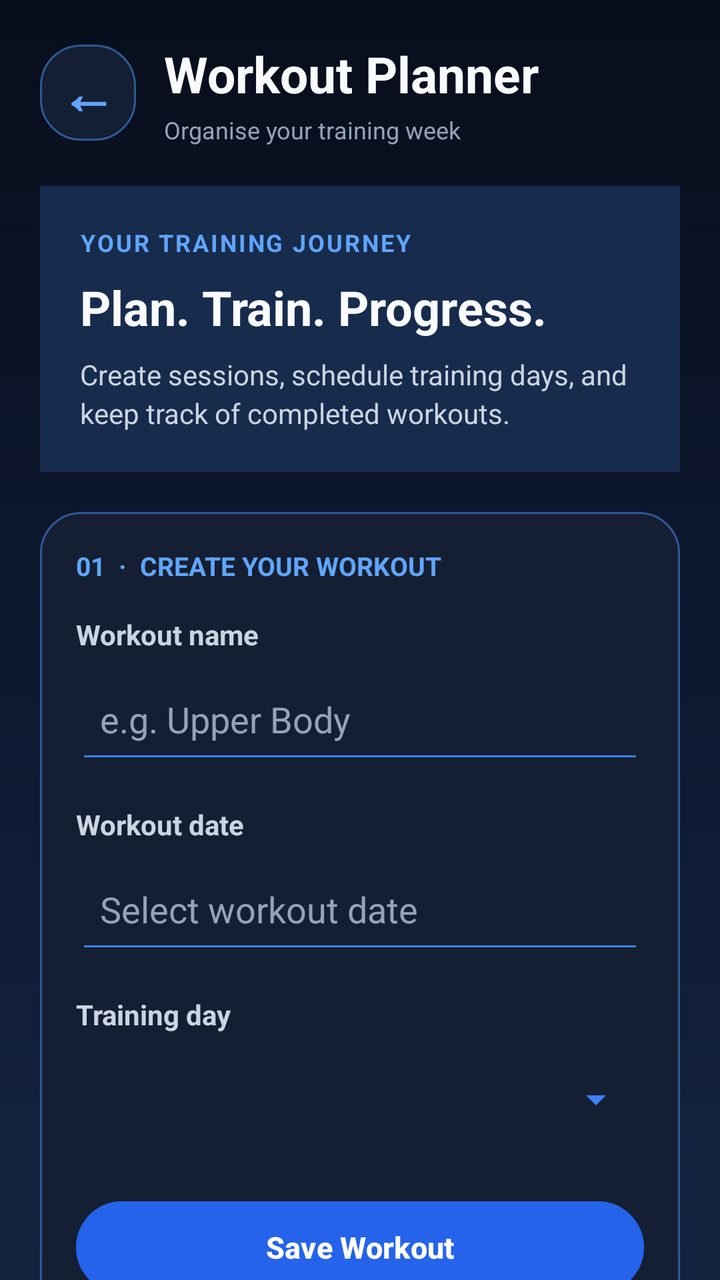
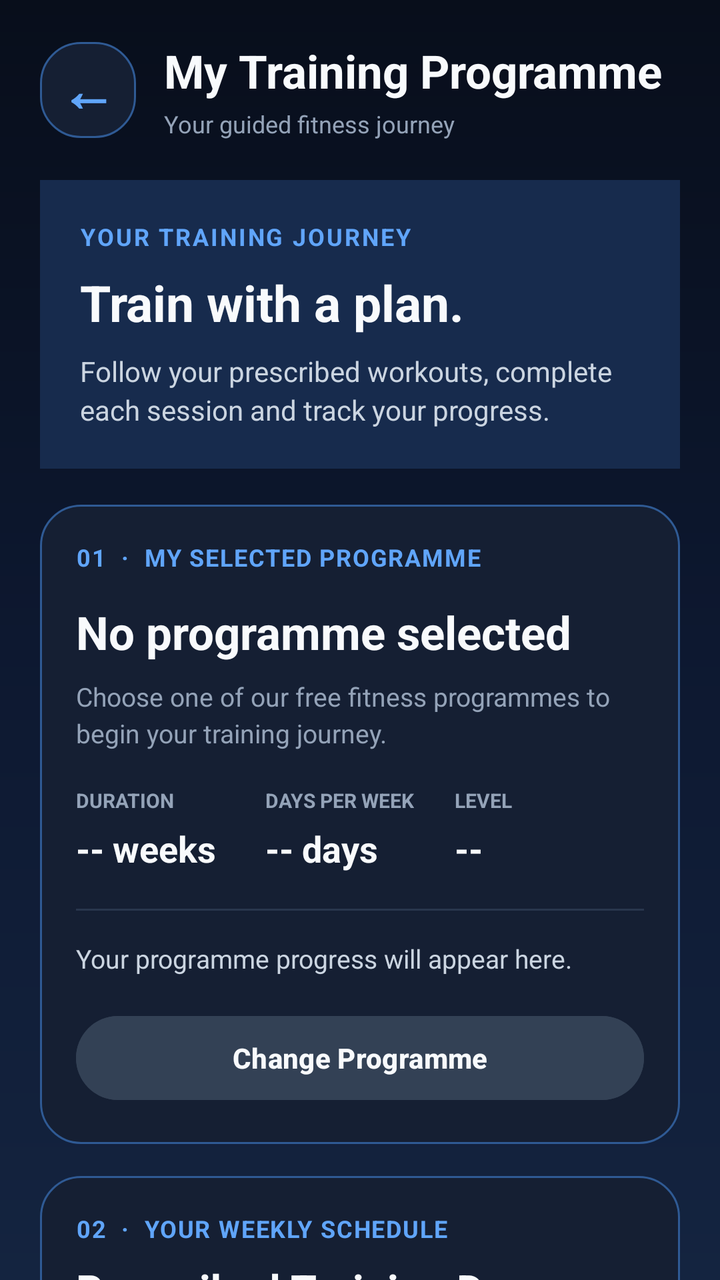

Compare the two renders of this Android layout. The source of the first and the diff that turns it into the second are given below.
<!-- AndroidManifest.xml: application theme Theme.GymTrackerPro -->
<!-- res/layout/activity_workouts.xml -->
<?xml version="1.0" encoding="utf-8"?>
<ScrollView xmlns:android="http://schemas.android.com/apk/res/android"
    android:layout_width="match_parent"
    android:layout_height="match_parent"
    android:background="@drawable/bg_midnight_gradient"
    android:fillViewport="true"
    android:scrollbars="none">

    <LinearLayout
        android:layout_width="match_parent"
        android:layout_height="wrap_content"
        android:orientation="vertical"
        android:padding="20dp">

        
        <LinearLayout
            android:layout_width="match_parent"
            android:layout_height="wrap_content"
            android:gravity="center_vertical"
            android:orientation="horizontal">

            <TextView
                android:id="@+id/buttonBackArrow"
                android:layout_width="48dp"
                android:layout_height="48dp"
                android:background="@drawable/bg_card"
                android:clickable="true"
                android:contentDescription="Back to dashboard"
                android:focusable="true"
                android:gravity="center"
                android:text="←"
                android:textColor="#60A5FA"
                android:textSize="28sp"
                android:textStyle="bold" />

            <LinearLayout
                android:layout_width="0dp"
                android:layout_height="wrap_content"
                android:layout_weight="1"
                android:layout_marginStart="14dp"
                android:orientation="vertical">

                <TextView
                    android:layout_width="match_parent"
                    android:layout_height="wrap_content"
                    android:text="Workout Planner"
                    android:textColor="#F8FAFC"
                    android:textSize="25sp"
                    android:textStyle="bold" />

                <TextView
                    android:layout_width="match_parent"
                    android:layout_height="wrap_content"
                    android:layout_marginTop="3dp"
                    android:text="Organise your training week"
                    android:textColor="#94A3B8"
                    android:textSize="12sp" />
            </LinearLayout>
        </LinearLayout>

        
        <LinearLayout
            android:layout_width="match_parent"
            android:layout_height="wrap_content"
            android:layout_marginTop="20dp"
            android:layout_marginBottom="20dp"
            android:background="#172B4D"
            android:orientation="vertical"
            android:padding="20dp">

            <TextView
                android:layout_width="match_parent"
                android:layout_height="wrap_content"
                android:text="YOUR TRAINING JOURNEY"
                android:textColor="#60A5FA"
                android:textSize="12sp"
                android:textStyle="bold"
                android:letterSpacing="0.08" />

            <TextView
                android:layout_width="match_parent"
                android:layout_height="wrap_content"
                android:layout_marginTop="8dp"
                android:text="Plan. Train. Progress."
                android:textColor="#F8FAFC"
                android:textSize="24sp"
                android:textStyle="bold" />

            <TextView
                android:layout_width="match_parent"
                android:layout_height="wrap_content"
                android:layout_marginTop="8dp"
                android:text="Create sessions, schedule training days, and keep track of completed workouts."
                android:textColor="#CBD5E1"
                android:textSize="14sp"
                android:lineSpacingExtra="3dp" />
        </LinearLayout>

        
        <LinearLayout
            android:layout_width="match_parent"
            android:layout_height="wrap_content"
            android:background="@drawable/bg_card"
            android:orientation="vertical"
            android:padding="18dp">

            <TextView
                android:layout_width="match_parent"
                android:layout_height="wrap_content"
                android:text="01  ·  CREATE YOUR WORKOUT"
                android:textColor="#60A5FA"
                android:textSize="13sp"
                android:textStyle="bold"
                android:layout_marginBottom="16dp" />

            <TextView
                android:layout_width="match_parent"
                android:layout_height="wrap_content"
                android:text="Workout name"
                android:textColor="#CBD5E1"
                android:textStyle="bold"
                android:layout_marginBottom="6dp" />

            <EditText
                android:id="@+id/editWorkoutName"
                android:layout_width="match_parent"
                android:layout_height="54dp"
                android:backgroundTint="#3B82F6"
                android:hint="e.g. Upper Body"
                android:inputType="textCapSentences"
                android:padding="12dp"
                android:singleLine="true"
                android:textColor="#F8FAFC"
                android:textColorHint="#94A3B8" />

            <TextView
                android:layout_width="match_parent"
                android:layout_height="wrap_content"
                android:layout_marginTop="16dp"
                android:layout_marginBottom="6dp"
                android:text="Workout date"
                android:textColor="#CBD5E1"
                android:textStyle="bold" />

            <EditText
                android:id="@+id/editWorkoutDate"
                android:layout_width="match_parent"
                android:layout_height="54dp"
                android:backgroundTint="#3B82F6"
                android:clickable="true"
                android:focusable="false"
                android:hint="Select workout date"
                android:padding="12dp"
                android:textColor="#F8FAFC"
                android:textColorHint="#94A3B8" />

            <TextView
                android:layout_width="match_parent"
                android:layout_height="wrap_content"
                android:layout_marginTop="16dp"
                android:layout_marginBottom="6dp"
                android:text="Training day"
                android:textColor="#CBD5E1"
                android:textStyle="bold" />

            <Spinner
                android:id="@+id/spinnerWorkoutDay"
                android:layout_width="match_parent"
                android:layout_height="54dp"
                android:backgroundTint="#3B82F6"
                android:paddingStart="10dp"
                android:paddingEnd="10dp" />

            <Button
                android:id="@+id/buttonSaveWorkout"
                android:layout_width="match_parent"
                android:layout_height="54dp"
                android:layout_marginTop="20dp"
                android:backgroundTint="#2563EB"
                android:elevation="0dp"
                android:stateListAnimator="@null"
                android:text="Save Workout"
                android:textAllCaps="false"
                android:textColor="#FFFFFF"
                android:textSize="15sp"
                android:textStyle="bold" />
        </LinearLayout>

        
        <LinearLayout
            android:layout_width="match_parent"
            android:layout_height="wrap_content"
            android:layout_marginTop="16dp"
            android:background="@drawable/bg_card"
            android:orientation="vertical"
            android:padding="18dp">

            <TextView
                android:layout_width="match_parent"
                android:layout_height="wrap_content"
                android:text="02  ·  MANAGE WORKOUTS"
                android:textColor="#60A5FA"
                android:textSize="13sp"
                android:textStyle="bold" />

            <TextView
                android:layout_width="match_parent"
                android:layout_height="wrap_content"
                android:layout_marginTop="8dp"
                android:layout_marginBottom="14dp"
                android:text="Select a saved workout to edit, mark as completed, or delete."
                android:textColor="#94A3B8"
                android:textSize="13sp" />

            <Spinner
                android:id="@+id/spinnerSelectWorkout"
                android:layout_width="match_parent"
                android:layout_height="54dp"
                android:backgroundTint="#3B82F6"
                android:paddingStart="10dp"
                android:paddingEnd="10dp" />

            <Button
                android:id="@+id/buttonEditWorkout"
                android:layout_width="match_parent"
                android:layout_height="50dp"
                android:layout_marginTop="14dp"
                android:backgroundTint="#334155"
                android:stateListAnimator="@null"
                android:text="Edit Selected Workout"
                android:textAllCaps="false"
                android:textColor="#F8FAFC"
                android:textStyle="bold" />

            <Button
                android:id="@+id/buttonToggleCompletion"
                android:layout_width="match_parent"
                android:layout_height="50dp"
                android:layout_marginTop="8dp"
                android:backgroundTint="#1D4ED8"
                android:stateListAnimator="@null"
                android:text="Toggle Completion"
                android:textAllCaps="false"
                android:textColor="#FFFFFF"
                android:textStyle="bold" />

            <Button
                android:id="@+id/buttonDeleteWorkout"
                android:layout_width="match_parent"
                android:layout_height="50dp"
                android:layout_marginTop="8dp"
                android:backgroundTint="#B91C1C"
                android:stateListAnimator="@null"
                android:text="Delete Selected Workout"
                android:textAllCaps="false"
                android:textColor="#FFFFFF"
                android:textStyle="bold" />
        </LinearLayout>

        
        <LinearLayout
            android:layout_width="match_parent"
            android:layout_height="wrap_content"
            android:layout_marginTop="16dp"
            android:background="@drawable/bg_card"
            android:orientation="vertical"
            android:padding="18dp">

            <TextView
                android:layout_width="match_parent"
                android:layout_height="wrap_content"
                android:text="03  ·  YOUR SCHEDULE"
                android:textColor="#60A5FA"
                android:textSize="13sp"
                android:textStyle="bold"
                android:letterSpacing="0.05" />

            <TextView
                android:layout_width="match_parent"
                android:layout_height="wrap_content"
                android:layout_marginTop="8dp"
                android:text="Planned sessions"
                android:textColor="#F8FAFC"
                android:textSize="21sp"
                android:textStyle="bold" />

            <TextView
                android:layout_width="match_parent"
                android:layout_height="wrap_content"
                android:layout_marginTop="5dp"
                android:layout_marginBottom="16dp"
                android:text="Your saved workouts and training days appear here."
                android:textColor="#94A3B8"
                android:textSize="13sp" />

            <View
                android:layout_width="match_parent"
                android:layout_height="1dp"
                android:background="#29364D" />

            <TextView
                android:id="@+id/textWorkoutList"
                android:layout_width="match_parent"
                android:layout_height="wrap_content"
                android:minHeight="90dp"
                android:paddingTop="16dp"
                android:paddingBottom="8dp"
                android:text="Your saved workouts will appear here."
                android:textColor="#CBD5E1"
                android:textSize="14sp"
                android:lineSpacingExtra="8dp"
                android:gravity="top"
                android:breakStrategy="simple"
                android:hyphenationFrequency="none" />
        </LinearLayout>

        
        <Button
            android:id="@+id/buttonBackHome"
            android:layout_width="match_parent"
            android:layout_height="54dp"
            android:layout_marginTop="22dp"
            android:layout_marginBottom="12dp"
            android:backgroundTint="#2563EB"
            android:stateListAnimator="@null"
            android:text="←  Back to Dashboard"
            android:textAllCaps="false"
            android:textColor="#FFFFFF"
            android:textSize="15sp"
            android:textStyle="bold" />

    </LinearLayout>
</ScrollView>
<!-- resources referenced by this layout -->
<resources>
  <!-- drawable bg_card (drawable) -->
  <?xml version="1.0" encoding="utf-8"?>
  <shape xmlns:android="http://schemas.android.com/apk/res/android" android:shape="rectangle">
      <solid android:color="@color/gt_surface" />
      <corners android:radius="20dp" />
      <stroke android:width="1dp" android:color="@color/gt_stroke" />
  </shape>
  <!-- drawable bg_midnight_gradient (drawable) -->
  <?xml version="1.0" encoding="utf-8"?>
  <shape xmlns:android="http://schemas.android.com/apk/res/android"
      android:shape="rectangle">
  
      <gradient
          android:angle="270"
          android:startColor="#080E1B"
          android:centerColor="#0D1830"
          android:endColor="#142440"
          android:type="linear" />
  
  </shape>
  <style name="Theme.GymTrackerPro" parent="Base.Theme.GymTrackerPro" />
  <color name="gt_surface">#151F33</color>
  <color name="gt_stroke">#2F5A94</color>
  <style name="Base.Theme.GymTrackerPro" parent="Theme.Material3.Dark.NoActionBar">
          <item name="colorPrimary">@color/gt_blue</item>
          <item name="colorSurface">@color/gt_surface</item>
          <item name="android:windowBackground">@color/gt_background</item>
  
          
          <item name="android:statusBarColor">@color/gt_background</item>
          <item name="android:navigationBarColor">@color/gt_background</item>
          <item name="android:windowLightStatusBar">false</item>
      </style>
  <color name="gt_blue">#60A5FA</color>
  <color name="gt_background">#0B1120</color>
</resources>

<!-- the commit's change to res/layout/activity_workouts.xml (unified diff, before → after) -->
@@ -36,23 +36,23 @@
             <LinearLayout
                 android:layout_width="0dp"
                 android:layout_height="wrap_content"
+                android:layout_marginStart="14dp"
                 android:layout_weight="1"
-                android:layout_marginStart="14dp"
                 android:orientation="vertical">
 
                 <TextView
                     android:layout_width="match_parent"
                     android:layout_height="wrap_content"
-                    android:text="Workout Planner"
+                    android:text="My Training Programme"
                     android:textColor="#F8FAFC"
-                    android:textSize="25sp"
+                    android:textSize="23sp"
                     android:textStyle="bold" />
 
                 <TextView
                     android:layout_width="match_parent"
                     android:layout_height="wrap_content"
                     android:layout_marginTop="3dp"
-                    android:text="Organise your training week"
+                    android:text="Your guided fitness journey"
                     android:textColor="#94A3B8"
                     android:textSize="12sp" />
             </LinearLayout>
@@ -63,7 +63,6 @@
             android:layout_width="match_parent"
             android:layout_height="wrap_content"
             android:layout_marginTop="20dp"
-            android:layout_marginBottom="20dp"
             android:background="#172B4D"
             android:orientation="vertical"
             android:padding="20dp">
@@ -81,16 +80,16 @@
                 android:layout_width="match_parent"
                 android:layout_height="wrap_content"
                 android:layout_marginTop="8dp"
-                android:text="Plan. Train. Progress."
-                android:textColor="#F8FAFC"
-                android:textSize="24sp"
-                android:textStyle="bold" />
-
-            <TextView
-                android:layout_width="match_parent"
-                android:layout_height="wrap_content"
-                android:layout_marginTop="8dp"
-                android:text="Create sessions, schedule training days, and keep track of completed workouts."
+                android:text="Train with a plan."
+                android:textColor="#F8FAFC"
+                android:textSize="25sp"
+                android:textStyle="bold" />
+
+            <TextView
+                android:layout_width="match_parent"
+                android:layout_height="wrap_content"
+                android:layout_marginTop="8dp"
+                android:text="Follow your prescribed workouts, complete each session and track your progress."
                 android:textColor="#CBD5E1"
                 android:textSize="14sp"
                 android:lineSpacingExtra="3dp" />
@@ -100,6 +99,7 @@
         <LinearLayout
             android:layout_width="match_parent"
             android:layout_height="wrap_content"
+            android:layout_marginTop="18dp"
             android:background="@drawable/bg_card"
             android:orientation="vertical"
             android:padding="18dp">
@@ -107,82 +107,140 @@
             <TextView
                 android:layout_width="match_parent"
                 android:layout_height="wrap_content"
-                android:text="01  ·  CREATE YOUR WORKOUT"
-                android:textColor="#60A5FA"
+                android:text="01  ·  MY SELECTED PROGRAMME"
+                android:textColor="#60A5FA"
+                android:textSize="12sp"
+                android:textStyle="bold"
+                android:letterSpacing="0.05" />
+
+            <TextView
+                android:id="@+id/textSelectedProgramTitle"
+                android:layout_width="match_parent"
+                android:layout_height="wrap_content"
+                android:layout_marginTop="14dp"
+                android:text="No programme selected"
+                android:textColor="#F8FAFC"
+                android:textSize="23sp"
+                android:textStyle="bold" />
+
+            <TextView
+                android:id="@+id/textProgramDescription"
+                android:layout_width="match_parent"
+                android:layout_height="wrap_content"
+                android:layout_marginTop="8dp"
+                android:text="Choose one of our free fitness programmes to begin your training journey."
+                android:textColor="#94A3B8"
                 android:textSize="13sp"
-                android:textStyle="bold"
-                android:layout_marginBottom="16dp" />
-
-            <TextView
-                android:layout_width="match_parent"
-                android:layout_height="wrap_content"
-                android:text="Workout name"
+                android:lineSpacingExtra="3dp" />
+
+            
+            <LinearLayout
+                android:layout_width="match_parent"
+                android:layout_height="wrap_content"
+                android:layout_marginTop="18dp"
+                android:orientation="horizontal">
+
+                <LinearLayout
+                    android:layout_width="0dp"
+                    android:layout_height="wrap_content"
+                    android:layout_weight="1"
+                    android:orientation="vertical">
+
+                    <TextView
+                        android:layout_width="wrap_content"
+                        android:layout_height="wrap_content"
+                        android:text="DURATION"
+                        android:textColor="#94A3B8"
+                        android:textSize="10sp"
+                        android:textStyle="bold" />
+
+                    <TextView
+                        android:id="@+id/textProgramDuration"
+                        android:layout_width="wrap_content"
+                        android:layout_height="wrap_content"
+                        android:layout_marginTop="5dp"
+                        android:text="-- weeks"
+                        android:textColor="#F8FAFC"
+                        android:textSize="18sp"
+                        android:textStyle="bold" />
+                </LinearLayout>
+
+                <LinearLayout
+                    android:layout_width="0dp"
+                    android:layout_height="wrap_content"
+                    android:layout_weight="1"
+                    android:orientation="vertical">
+
+                    <TextView
+                        android:layout_width="wrap_content"
+                        android:layout_height="wrap_content"
+                        android:text="DAYS PER WEEK"
+                        android:textColor="#94A3B8"
+                        android:textSize="10sp"
+                        android:textStyle="bold" />
+
+                    <TextView
+                        android:id="@+id/textProgramDays"
+                        android:layout_width="wrap_content"
+                        android:layout_height="wrap_content"
+                        android:layout_marginTop="5dp"
+                        android:text="-- days"
+                        android:textColor="#F8FAFC"
+                        android:textSize="18sp"
+                        android:textStyle="bold" />
+                </LinearLayout>
+
+                <LinearLayout
+                    android:layout_width="0dp"
+                    android:layout_height="wrap_content"
+                    android:layout_weight="1"
+                    android:orientation="vertical">
+
+                    <TextView
+                        android:layout_width="wrap_content"
+                        android:layout_height="wrap_content"
+                        android:text="LEVEL"
+                        android:textColor="#94A3B8"
+                        android:textSize="10sp"
+                        android:textStyle="bold" />
+
+                    <TextView
+                        android:id="@+id/textProgramLevel"
+                        android:layout_width="wrap_content"
+                        android:layout_height="wrap_content"
+                        android:layout_marginTop="5dp"
+                        android:text="--"
+                        android:textColor="#F8FAFC"
+                        android:textSize="18sp"
+                        android:textStyle="bold" />
+                </LinearLayout>
+            </LinearLayout>
+
+            <View
+                android:layout_width="match_parent"
+                android:layout_height="1dp"
+                android:layout_marginTop="18dp"
+                android:background="#29364D" />
+
+            <TextView
+                android:id="@+id/textProgramProgress"
+                android:layout_width="match_parent"
+                android:layout_height="wrap_content"
+                android:layout_marginTop="15dp"
+                android:text="Your programme progress will appear here."
                 android:textColor="#CBD5E1"
-                android:textStyle="bold"
-                android:layout_marginBottom="6dp" />
-
-            <EditText
-                android:id="@+id/editWorkoutName"
-                android:layout_width="match_parent"
-                android:layout_height="54dp"
-                android:backgroundTint="#3B82F6"
-                android:hint="e.g. Upper Body"
-                android:inputType="textCapSentences"
-                android:padding="12dp"
-                android:singleLine="true"
-                android:textColor="#F8FAFC"
-                android:textColorHint="#94A3B8" />
-
-            <TextView
-                android:layout_width="match_parent"
-                android:layout_height="wrap_content"
+                android:textSize="13sp" />
+
+            <Button
+                android:id="@+id/buttonChangeProgram"
+                android:layout_width="match_parent"
+                android:layout_height="50dp"
                 android:layout_marginTop="16dp"
-                android:layout_marginBottom="6dp"
-                android:text="Workout date"
-                android:textColor="#CBD5E1"
-                android:textStyle="bold" />
-
-            <EditText
-                android:id="@+id/editWorkoutDate"
-                android:layout_width="match_parent"
-                android:layout_height="54dp"
-                android:backgroundTint="#3B82F6"
-                android:clickable="true"
-                android:focusable="false"
-                android:hint="Select workout date"
-                android:padding="12dp"
-                android:textColor="#F8FAFC"
-                android:textColorHint="#94A3B8" />
-
-            <TextView
-                android:layout_width="match_parent"
-                android:layout_height="wrap_content"
-                android:layout_marginTop="16dp"
-                android:layout_marginBottom="6dp"
-                android:text="Training day"
-                android:textColor="#CBD5E1"
-                android:textStyle="bold" />
-
-            <Spinner
-                android:id="@+id/spinnerWorkoutDay"
-                android:layout_width="match_parent"
-                android:layout_height="54dp"
-                android:backgroundTint="#3B82F6"
-                android:paddingStart="10dp"
-                android:paddingEnd="10dp" />
-
-            <Button
-                android:id="@+id/buttonSaveWorkout"
-                android:layout_width="match_parent"
-                android:layout_height="54dp"
-                android:layout_marginTop="20dp"
-                android:backgroundTint="#2563EB"
-                android:elevation="0dp"
+                android:backgroundTint="#334155"
                 android:stateListAnimator="@null"
-                android:text="Save Workout"
+                android:text="Change Programme"
                 android:textAllCaps="false"
-                android:textColor="#FFFFFF"
-                android:textSize="15sp"
+                android:textColor="#F8FAFC"
                 android:textStyle="bold" />
         </LinearLayout>
 
@@ -198,63 +256,47 @@
             <TextView
                 android:layout_width="match_parent"
                 android:layout_height="wrap_content"
-                android:text="02  ·  MANAGE WORKOUTS"
-                android:textColor="#60A5FA"
-                android:textSize="13sp"
-                android:textStyle="bold" />
-
-            <TextView
-                android:layout_width="match_parent"
-                android:layout_height="wrap_content"
-                android:layout_marginTop="8dp"
+                android:text="02  ·  YOUR WEEKLY SCHEDULE"
+                android:textColor="#60A5FA"
+                android:textSize="12sp"
+                android:textStyle="bold"
+                android:letterSpacing="0.05" />
+
+            <TextView
+                android:layout_width="match_parent"
+                android:layout_height="wrap_content"
+                android:layout_marginTop="8dp"
+                android:text="Prescribed Training Days"
+                android:textColor="#F8FAFC"
+                android:textSize="21sp"
+                android:textStyle="bold" />
+
+            <TextView
+                android:layout_width="match_parent"
+                android:layout_height="wrap_content"
+                android:layout_marginTop="5dp"
                 android:layout_marginBottom="14dp"
-                android:text="Select a saved workout to edit, mark as completed, or delete."
+                android:text="Follow the exercises and repetitions assigned to each training day."
                 android:textColor="#94A3B8"
                 android:textSize="13sp" />
 
-            <Spinner
-                android:id="@+id/spinnerSelectWorkout"
-                android:layout_width="match_parent"
-                android:layout_height="54dp"
-                android:backgroundTint="#3B82F6"
-                android:paddingStart="10dp"
-                android:paddingEnd="10dp" />
-
-            <Button
-                android:id="@+id/buttonEditWorkout"
-                android:layout_width="match_parent"
-                android:layout_height="50dp"
-                android:layout_marginTop="14dp"
-                android:backgroundTint="#334155"
-                android:stateListAnimator="@null"
-                android:text="Edit Selected Workout"
-                android:textAllCaps="false"
-                android:textColor="#F8FAFC"
-                android:textStyle="bold" />
-
-            <Button
-                android:id="@+id/buttonToggleCompletion"
-                android:layout_width="match_parent"
-                android:layout_height="50dp"
-                android:layout_marginTop="8dp"
-                android:backgroundTint="#1D4ED8"
-                android:stateListAnimator="@null"
-                android:text="Toggle Completion"
-                android:textAllCaps="false"
-                android:textColor="#FFFFFF"
-                android:textStyle="bold" />
-
-            <Button
-                android:id="@+id/buttonDeleteWorkout"
-                android:layout_width="match_parent"
-                android:layout_height="50dp"
-                android:layout_marginTop="8dp"
-                android:backgroundTint="#B91C1C"
-                android:stateListAnimator="@null"
-                android:text="Delete Selected Workout"
-                android:textAllCaps="false"
-                android:textColor="#FFFFFF"
-                android:textStyle="bold" />
+            <View
+                android:layout_width="match_parent"
+                android:layout_height="1dp"
+                android:background="#29364D" />
+
+            <TextView
+                android:id="@+id/textWorkoutList"
+                android:layout_width="match_parent"
+                android:layout_height="wrap_content"
+                android:minHeight="100dp"
+                android:paddingTop="16dp"
+                android:paddingBottom="8dp"
+                android:text="Select a programme to view your weekly schedule."
+                android:textColor="#CBD5E1"
+                android:textSize="14sp"
+                android:lineSpacingExtra="8dp"
+                android:gravity="top" />
         </LinearLayout>
 
         
@@ -269,49 +311,41 @@
             <TextView
                 android:layout_width="match_parent"
                 android:layout_height="wrap_content"
-                android:text="03  ·  YOUR SCHEDULE"
-                android:textColor="#60A5FA"
-                android:textSize="13sp"
-                android:textStyle="bold"
-                android:letterSpacing="0.05" />
-
-            <TextView
-                android:layout_width="match_parent"
-                android:layout_height="wrap_content"
-                android:layout_marginTop="8dp"
-                android:text="Planned sessions"
-                android:textColor="#F8FAFC"
-                android:textSize="21sp"
+                android:text="03  ·  READY TO TRAIN?"
+                android:textColor="#60A5FA"
+                android:textSize="12sp"
+                android:textStyle="bold" />
+
+            <TextView
+                android:layout_width="match_parent"
+                android:layout_height="wrap_content"
+                android:layout_marginTop="8dp"
+                android:text="Time to get stronger."
+                android:textColor="#F8FAFC"
+                android:textSize="20sp"
                 android:textStyle="bold" />
 
             <TextView
                 android:layout_width="match_parent"
                 android:layout_height="wrap_content"
                 android:layout_marginTop="5dp"
-                android:layout_marginBottom="16dp"
-                android:text="Your saved workouts and training days appear here."
+                android:text="Start your next prescribed training session."
                 android:textColor="#94A3B8"
                 android:textSize="13sp" />
 
-            <View
-                android:layout_width="match_parent"
-                android:layout_height="1dp"
-                android:background="#29364D" />
-
-            <TextView
-                android:id="@+id/textWorkoutList"
-                android:layout_width="match_parent"
-                android:layout_height="wrap_content"
-                android:minHeight="90dp"
-                android:paddingTop="16dp"
-                android:paddingBottom="8dp"
-                android:text="Your saved workouts will appear here."
-                android:textColor="#CBD5E1"
-                android:textSize="14sp"
-                android:lineSpacingExtra="8dp"
-                android:gravity="top"
-                android:breakStrategy="simple"
-                android:hyphenationFrequency="none" />
+            <Button
+                android:id="@+id/buttonStartNextWorkout"
+                android:layout_width="match_parent"
+                android:layout_height="54dp"
+                android:layout_marginTop="16dp"
+                android:backgroundTint="#2563EB"
+                android:elevation="0dp"
+                android:stateListAnimator="@null"
+                android:text="Start Workout"
+                android:textAllCaps="false"
+                android:textColor="#FFFFFF"
+                android:textSize="15sp"
+                android:textStyle="bold" />
         </LinearLayout>
 
         
